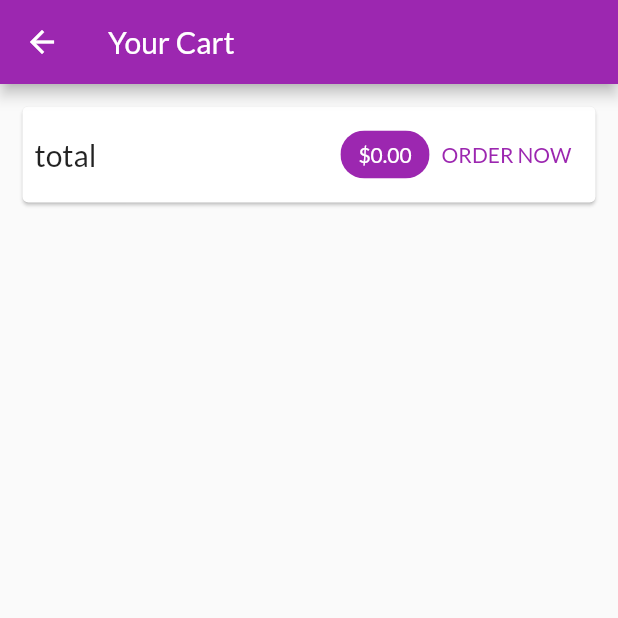
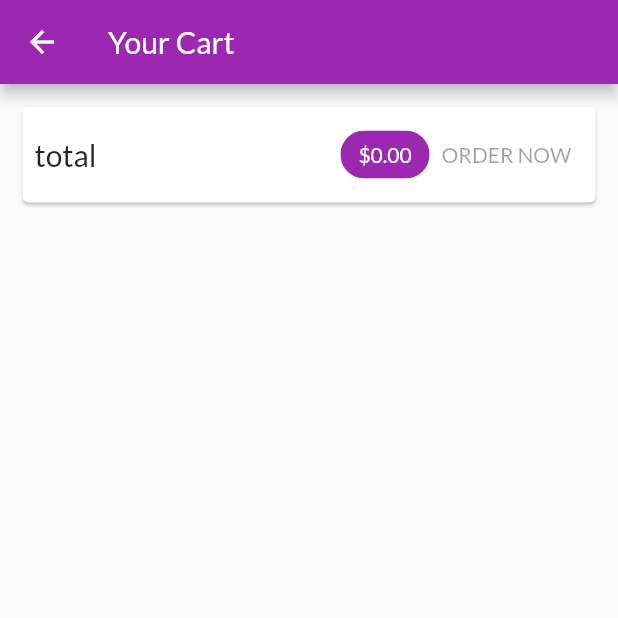
Before and after one commit to Mkhoury99/ShopApp_Flutter, a Flutter app: the CartScreen screen opened by its route, on a phone screen of 412 x 824 dp, the top half of it. Run offline on Flutter 3.47's test engine with Material 2 defaults, Android fonts, the phone set to English and light mode, and no system bars; network calls fail.

Commit message:
everything set and ready to use

```diff
--- /dev/null
+++ b/lib/models/http_exception.dart
@@ -0,0 +1,11 @@
+class HttpException implements Exception {
+  final String message;
+
+  HttpException(this.message);
+
+  @override
+  String toString() {
+    // TODO: implement toString
+    return message;
+  }
+}
--- a/lib/screens/cart_screen.dart
+++ b/lib/screens/cart_screen.dart
@@ -35,16 +35,7 @@ class CartScreen extends StatelessWidget {
                                 .color)),
                     backgroundColor: Theme.of(context).colorScheme.primary,
                   ),
-                  TextButton(
-                    child: Text('ORDER NOW'),
-                    onPressed: () {
-                      Provider.of<Orders>(context, listen: false).addOrder(
-                        cart.items.values.toList(),
-                        cart.totalAmount,
-                      );
-                      cart.clear();
-                    },
-                  )
+                  OrderButton(cart: cart)
                 ],
               ),
             ),
@@ -66,3 +57,41 @@ class CartScreen extends StatelessWidget {
     );
   }
 }
+
+class OrderButton extends StatefulWidget {
+  const OrderButton({
+    Key key,
+    @required this.cart,
+  }) : super(key: key);
+
+  final Cart cart;
+
+  @override
+  State<OrderButton> createState() => _OrderButtonState();
+}
+
+class _OrderButtonState extends State<OrderButton> {
+  var _isLoading = false;
+
+  @override
+  Widget build(BuildContext context) {
+    return TextButton(
+      child: _isLoading ? CircularProgressIndicator() : Text('ORDER NOW'),
+      onPressed: (widget.cart.totalAmount <= 0 || _isLoading == true)
+          ? null
+          : () async {
+              setState(() {
+                _isLoading = true;
+              });
+              await Provider.of<Orders>(context, listen: false).addOrder(
+                widget.cart.items.values.toList(),
+                widget.cart.totalAmount,
+              );
+              setState(() {
+                _isLoading = false;
+              });
+              widget.cart.clear();
+            },
+    );
+  }
+}
```
Also changed, not shown: lib/providers/orders.dart (+56 -3 lines), lib/providers/product.dart (+23 -1 lines), lib/providers/products.dart (+28 -3 lines), lib/screens/edit_product_screen.dart (+11 -10 lines), lib/screens/orders_screen.dart (+31 -5 lines), lib/widgets/user_product_item.dart (+15 -2 lines).
